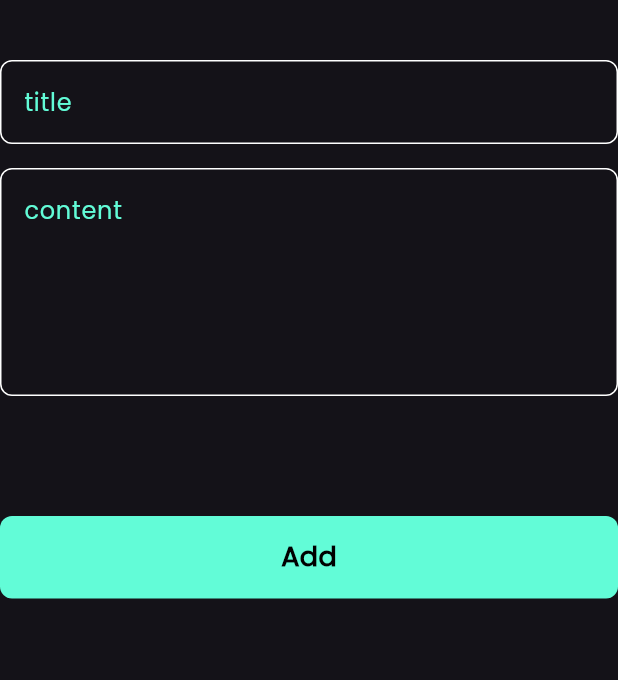
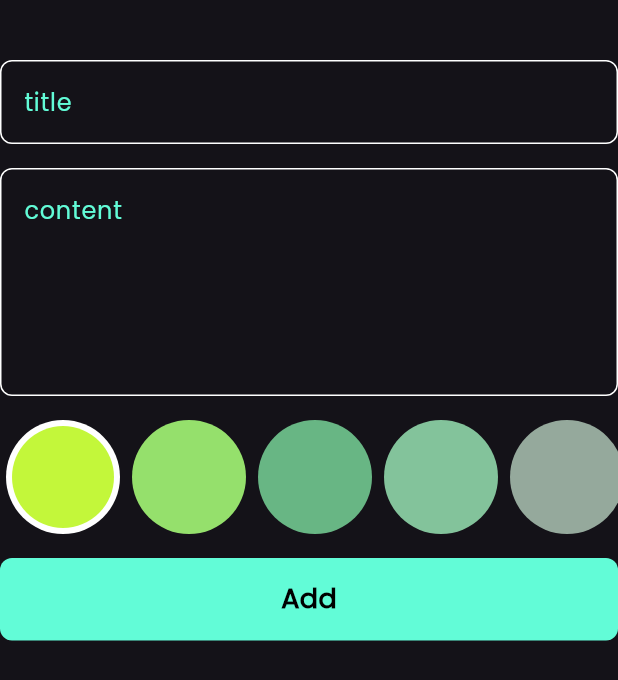
Before and after one commit to mohammedmaher3333333/notes_app, a Flutter app: the AddNoteForm widget shown alone on an empty page, opened directly, on a phone screen of 412 x 824 dp. Shown: the top 680 px of the screen. Run offline on Flutter 3.47's test engine with Material 3 defaults, Android fonts, the phone set to English and light mode, and no system bars; our stand-ins replace bloc, flutter_bloc, font_awesome_flutter, hive, hive_flutter; accounts and stored records are empty.

Commit message:
add color done

```diff
--- a/lib/cubits/add_note_cubit/add_note_cubit.dart
+++ b/lib/cubits/add_note_cubit/add_note_cubit.dart
@@ -1,3 +1,5 @@
+import 'dart:ui';
+
 import 'package:bloc/bloc.dart';
 import 'package:hive_flutter/adapters.dart';
 import 'package:meta/meta.dart';
@@ -9,7 +11,10 @@ part 'add_note_state.dart';
 class AddNoteCubit extends Cubit<AddNoteState> {
   AddNoteCubit() : super(AddNoteInitial());
 
+  Color color=const Color(0xffC3F73A);
+
   addNote(NoteModel note) async {
+    note.color = color.value;
     emit(AddNoteLoading());
     try {
       var noteBox = Hive.box<NoteModel>(kNotesBox);
--- a/lib/models/note_model.dart
+++ b/lib/models/note_model.dart
@@ -11,7 +11,7 @@ class NoteModel extends HiveObject {
   @HiveField(2)
   final String date;
   @HiveField(3)
-  final int color;
+  int color;
 
   NoteModel(
       {required this.title,
--- a/lib/views/widgets/add_note/add_note_form.dart
+++ b/lib/views/widgets/add_note/add_note_form.dart
@@ -2,6 +2,7 @@ import 'package:flutter/material.dart';
 import 'package:flutter_bloc/flutter_bloc.dart';
 import 'package:notes_app/cubits/add_note_cubit/add_note_cubit.dart';
 import 'package:notes_app/models/note_model.dart';
+import 'package:notes_app/views/widgets/add_note/color_list_view.dart';
 import 'package:notes_app/views/widgets/custom_botton.dart';
 import 'package:notes_app/views/widgets/custom_text_field.dart';
 import 'package:intl/intl.dart';
@@ -48,7 +49,11 @@ class _AddNoteFormState extends State<AddNoteForm> {
             maxLines: 5,
           ),
           const SizedBox(
-            height: 80,
+            height: 16,
+          ),
+          const ColorsListView(),
+          const SizedBox(
+            height: 16,
           ),
           BlocBuilder<AddNoteCubit, AddNoteState>(
             builder: (context, state) {
@@ -58,7 +63,8 @@ class _AddNoteFormState extends State<AddNoteForm> {
                   if (formKey.currentState!.validate()) {
                     formKey.currentState!.save();
                     var currentDate = DateTime.now();
-                    var formattedCurrentDate = DateFormat.yMd().format(currentDate);
+                    var formattedCurrentDate =
+                        DateFormat.yMd().format(currentDate);
                     var noteModel = NoteModel(
                       title: title!,
                       subTitle: subTitle!,
--- /dev/null
+++ b/lib/views/widgets/add_note/color_list_view.dart
@@ -0,0 +1,75 @@
+import 'package:flutter/material.dart';
+import 'package:flutter_bloc/flutter_bloc.dart';
+import 'package:notes_app/cubits/add_note_cubit/add_note_cubit.dart';
+
+class ColorItem extends StatelessWidget {
+  const ColorItem({super.key, required this.isChose, required this.color});
+
+  final bool isChose;
+  final Color color;
+
+  @override
+  Widget build(BuildContext context) {
+    return isChose
+        ? CircleAvatar(
+            radius: 38,
+            backgroundColor: Colors.white,
+            child: CircleAvatar(
+              radius: 34,
+              backgroundColor: color,
+            ),
+          )
+        : CircleAvatar(
+            radius: 38,
+            backgroundColor: color,
+          );
+  }
+}
+
+class ColorsListView extends StatefulWidget {
+  const ColorsListView({super.key});
+
+  @override
+  State<ColorsListView> createState() => _ColorsListViewState();
+}
+
+class _ColorsListViewState extends State<ColorsListView> {
+  int currentIndex = 0;
+  List<Color> colors = const [
+    Color(0xffC3F73A),
+    Color(0xff95e06c),
+    Color(0xff68b684),
+    Color(0xff83c39b),
+    Color(0xff95A99C),
+    Color(0xffE0F2E6),
+    Color(0xff52a3f4),
+    Color(0xffA69EA3),
+    Color(0xffE6B9D2),
+  ];
+
+  @override
+  Widget build(BuildContext context) {
+    return SizedBox(
+      height: 76,
+      child: ListView.builder(
+        scrollDirection: Axis.horizontal,
+        itemCount: colors.length,
+        itemBuilder: (context, index) => Padding(
+          padding: const EdgeInsets.symmetric(horizontal: 4.0),
+          child: GestureDetector(
+            onTap: () {
+              currentIndex = index;
+              BlocProvider.of<AddNoteCubit>(context).color=colors[index];
+              setState(() {});
+            },
+            child: ColorItem(
+              isChose: currentIndex == index,
+
+              color: colors[index],
+            ),
+          ),
+        ),
+      ),
+    );
+  }
+}
```
